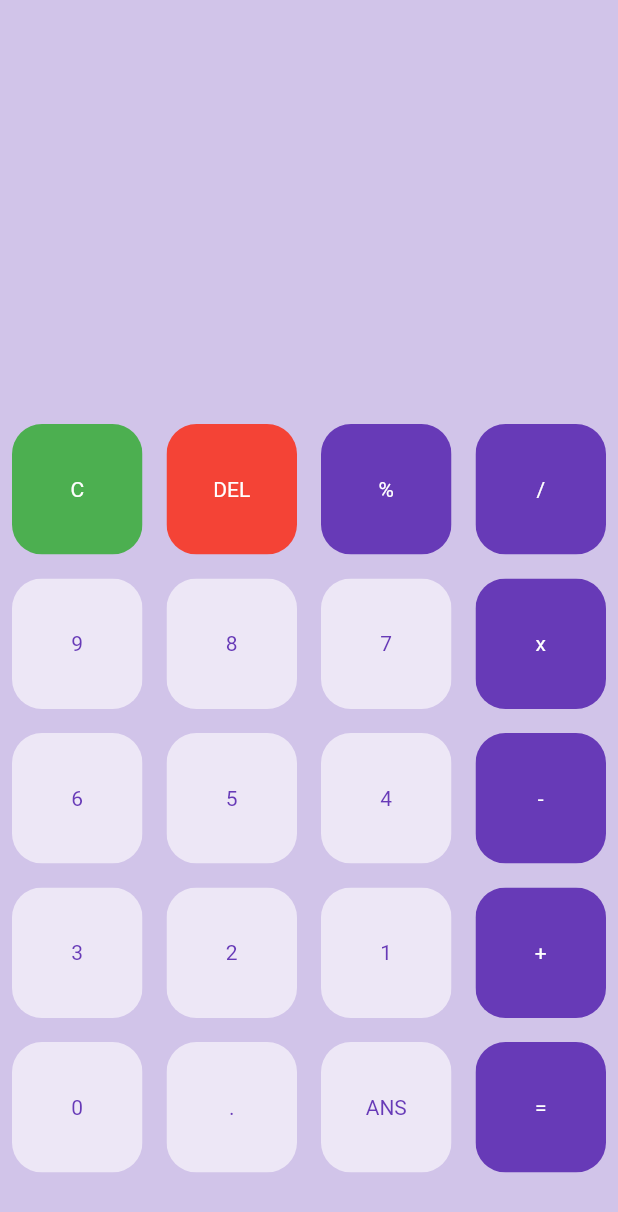
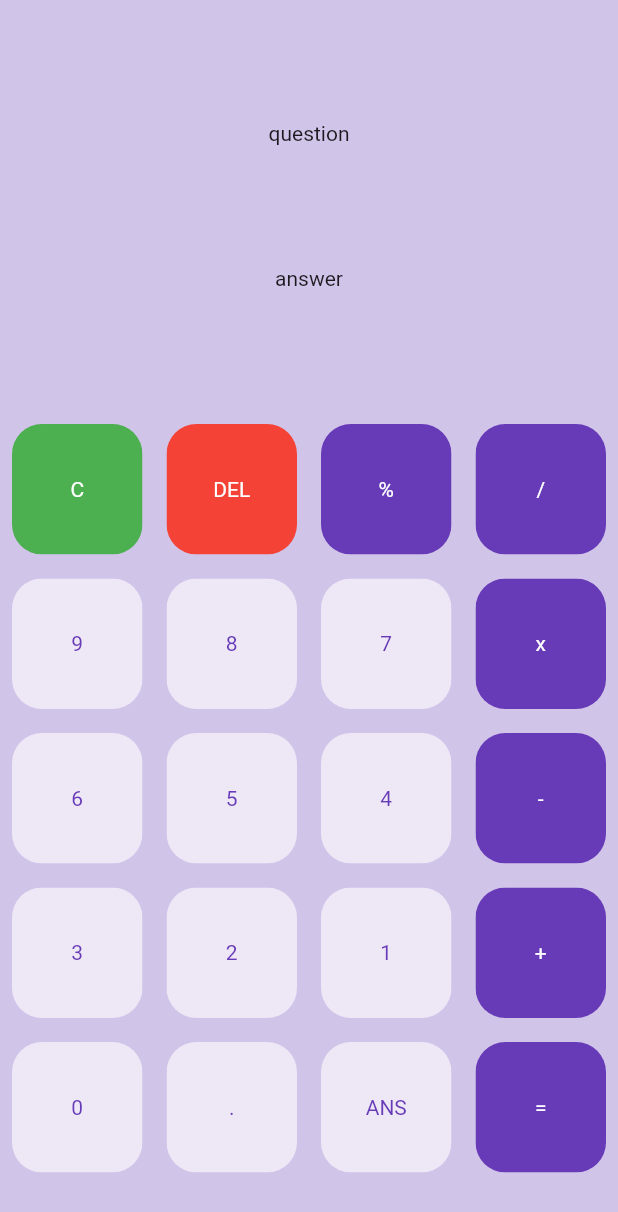
Before and after one commit to Channelsu/calc, a Flutter app: the screen it shows after launch, on a phone screen of 412 x 824 dp. Shown: the top 1212 px of the screen. Run offline on Flutter 3.47's test engine with Material 2 defaults, Android fonts, the phone set to English and light mode, and no system bars.

Commit message:
結果表示部分の土台追記

```diff
--- a/lib/main.dart
+++ b/lib/main.dart
@@ -20,6 +20,12 @@ class HomePage extends StatefulWidget {
 }
 
 class _HomePageState extends State<HomePage> {
+
+  var userQuestion = 'question';
+  var userAnswer = 'answer';
+
+  final myTextStyle = TextStyle(fontSize: 30, color: Colors.deepPurple[900]);
+
   final List<String> buttons = [
     'C',
     'DEL',
@@ -50,7 +56,15 @@ class _HomePageState extends State<HomePage> {
       body: Column(
         children: <Widget>[
           Expanded(
-            child: Container(),
+            child: Container(
+              child: Column(
+                mainAxisAlignment: MainAxisAlignment.spaceEvenly,
+                children: <Widget>[
+                  Text(userQuestion),
+                  Text(userAnswer),
+                ],
+              ),
+            ),
           ),
           Expanded(
             flex: 2,
```
